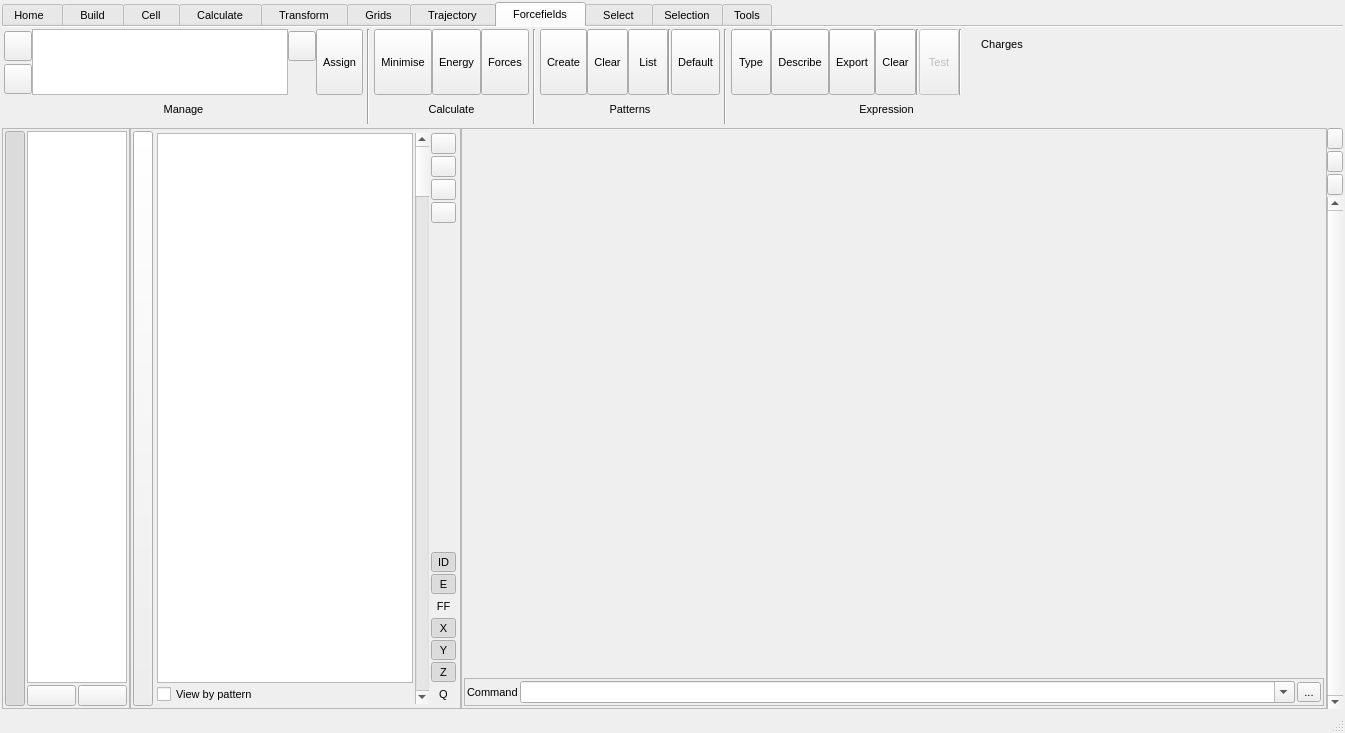
Before: the Qt Designer form src/gui/mainwindow.ui in trisyoungs/aten, drawn with Qt 5.
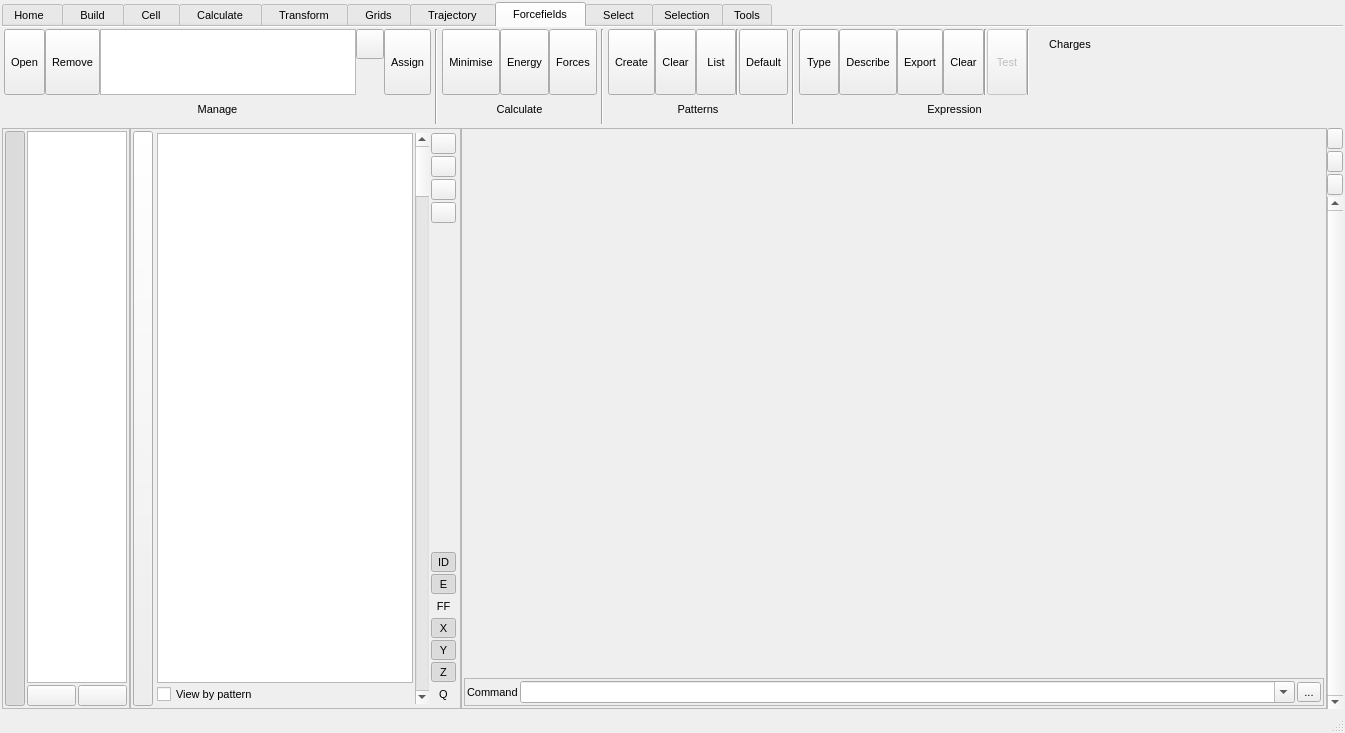
After: the same form once the commit is applied. The open tabs and pages were chosen to show the change. Icons and pictures are not drawn. Custom widgets are drawn as their Qt base class.

Commit message: Made main window buttons for loading files consistent with each other (now all Open, rather than Load) and added recent file popups to those for grid, forcefield, and script loading. Fixed - TRecentFiles widget would always remove first item in list when choosing Remove Entry from its context menu. Added prefs saving for recent grids, forcefields, and scripts.

```diff
--- a/src/gui/mainwindow.ui
+++ b/src/gui/mainwindow.ui
@@ -6489,7 +6489,7 @@
         </property>
         <item>
          <layout class="QGridLayout" name="gridLayout_54">
-          <item row="0" column="2">
+          <item row="0" column="3">
            <widget class="QPushButton" name="ForcefieldsManageEditButton">
             <property name="sizePolicy">
              <sizepolicy hsizetype="Fixed" vsizetype="Fixed">
@@ -6527,45 +6527,7 @@
             </property>
            </widget>
           </item>
-          <item row="0" column="0">
-           <widget class="QPushButton" name="ForcefieldsManageLoadButton">
-            <property name="sizePolicy">
-             <sizepolicy hsizetype="Fixed" vsizetype="Fixed">
-              <horstretch>0</horstretch>
-              <verstretch>0</verstretch>
-             </sizepolicy>
-            </property>
-            <property name="minimumSize">
-             <size>
-              <width>0</width>
-              <height>30</height>
-             </size>
-            </property>
-            <property name="maximumSize">
-             <size>
-              <width>28</width>
-              <height>30</height>
-             </size>
-            </property>
-            <property name="toolTip">
-             <string>Open forcefield...</string>
-            </property>
-            <property name="text">
-             <string/>
-            </property>
-            <property name="icon">
-             <iconset resource="icons.qrc">
-              <normaloff>:/file/icons/file_open.svg</normaloff>:/file/icons/file_open.svg</iconset>
-            </property>
-            <property name="iconSize">
-             <size>
-              <width>20</width>
-              <height>20</height>
-             </size>
-            </property>
-           </widget>
-          </item>
-          <item row="0" column="1" rowspan="2">
+          <item row="0" column="2" rowspan="2">
            <widget class="QListWidget" name="ForcefieldsList">
             <property name="sizePolicy">
              <sizepolicy hsizetype="Minimum" vsizetype="Ignored">
@@ -6596,45 +6558,7 @@
             </property>
            </widget>
           </item>
-          <item row="1" column="0">
-           <widget class="QPushButton" name="ForcefieldsManageCloseButton">
-            <property name="sizePolicy">
-             <sizepolicy hsizetype="Fixed" vsizetype="Fixed">
-              <horstretch>0</horstretch>
-              <verstretch>0</verstretch>
-             </sizepolicy>
-            </property>
-            <property name="minimumSize">
-             <size>
-              <width>0</width>
-              <height>30</height>
-             </size>
-            </property>
-            <property name="maximumSize">
-             <size>
-              <width>28</width>
-              <height>30</height>
-             </size>
-            </property>
-            <property name="toolTip">
-             <string>Close selected forcefield</string>
-            </property>
-            <property name="text">
-             <string/>
-            </property>
-            <property name="icon">
-             <iconset resource="icons.qrc">
-              <normaloff>:/basic/icons/basic_cross.svg</normaloff>:/basic/icons/basic_cross.svg</iconset>
-            </property>
-            <property name="iconSize">
-             <size>
-              <width>20</width>
-              <height>20</height>
-             </size>
-            </property>
-           </widget>
-          </item>
-          <item row="2" column="0" colspan="4">
+          <item row="2" column="0" colspan="5">
            <widget class="QLabel" name="label_35">
             <property name="text">
              <string>Manage</string>
@@ -6644,7 +6568,7 @@
             </property>
            </widget>
           </item>
-          <item row="0" column="3" rowspan="2">
+          <item row="0" column="4" rowspan="2">
            <widget class="TMenuButton" name="ForcefieldsManageAssignButton">
             <property name="sizePolicy">
              <sizepolicy hsizetype="Preferred" vsizetype="Fixed">
@@ -6698,6 +6622,122 @@
             </property>
            </widget>
           </item>
+          <item row="0" column="1" rowspan="2">
+           <widget class="TMenuButton" name="ForcefieldsManageRemoveButton">
+            <property name="sizePolicy">
+             <sizepolicy hsizetype="Preferred" vsizetype="Preferred">
+              <horstretch>0</horstretch>
+              <verstretch>0</verstretch>
+             </sizepolicy>
+            </property>
+            <property name="minimumSize">
+             <size>
+              <width>40</width>
+              <height>66</height>
+             </size>
+            </property>
+            <property name="maximumSize">
+             <size>
+              <width>128</width>
+              <height>66</height>
+             </size>
+            </property>
+            <property name="font">
+             <font>
+              <pointsize>8</pointsize>
+             </font>
+            </property>
+            <property name="toolTip">
+             <string>Open an existing model</string>
+            </property>
+            <property name="text">
+             <string>Remove</string>
+            </property>
+            <property name="icon">
+             <iconset resource="icons.qrc">
+              <normaloff>:/file/icons/file_open.svg</normaloff>:/file/icons/file_open.svg</iconset>
+            </property>
+            <property name="iconSize">
+             <size>
+              <width>30</width>
+              <height>30</height>
+             </size>
+            </property>
+            <property name="checkable">
+             <bool>false</bool>
+            </property>
+            <property name="checked">
+             <bool>false</bool>
+            </property>
+            <property name="autoExclusive">
+             <bool>false</bool>
+            </property>
+            <property name="toolButtonStyle">
+             <enum>Qt::ToolButtonTextUnderIcon</enum>
+            </property>
+            <property name="autoRaise">
+             <bool>false</bool>
+            </property>
+           </widget>
+          </item>
+          <item row="0" column="0" rowspan="2">
+           <widget class="TMenuButton" name="ForcefieldsManageOpenButton">
+            <property name="sizePolicy">
+             <sizepolicy hsizetype="Preferred" vsizetype="Preferred">
+              <horstretch>0</horstretch>
+              <verstretch>0</verstretch>
+             </sizepolicy>
+            </property>
+            <property name="minimumSize">
+             <size>
+              <width>40</width>
+              <height>66</height>
+             </size>
+            </property>
+            <property name="maximumSize">
+             <size>
+              <width>128</width>
+              <height>66</height>
+             </size>
+            </property>
+            <property name="font">
+             <font>
+              <pointsize>8</pointsize>
+             </font>
+            </property>
+            <property name="toolTip">
+             <string>Open an existing model</string>
+            </property>
+            <property name="text">
+             <string>Open</string>
+            </property>
+            <property name="icon">
+             <iconset resource="icons.qrc">
+              <normaloff>:/file/icons/file_open.svg</normaloff>:/file/icons/file_open.svg</iconset>
+            </property>
+            <property name="iconSize">
+             <size>
+              <width>30</width>
+              <height>30</height>
+             </size>
+            </property>
+            <property name="checkable">
+             <bool>false</bool>
+            </property>
+            <property name="checked">
+             <bool>false</bool>
+            </property>
+            <property name="autoExclusive">
+             <bool>false</bool>
+            </property>
+            <property name="toolButtonStyle">
+             <enum>Qt::ToolButtonTextUnderIcon</enum>
+            </property>
+            <property name="autoRaise">
+             <bool>false</bool>
+            </property>
+           </widget>
+          </item>
          </layout>
         </item>
         <item>
```
Left out of the diff: 144 changed lines with no effect on the pictures. The commit also changes 10 other files.
